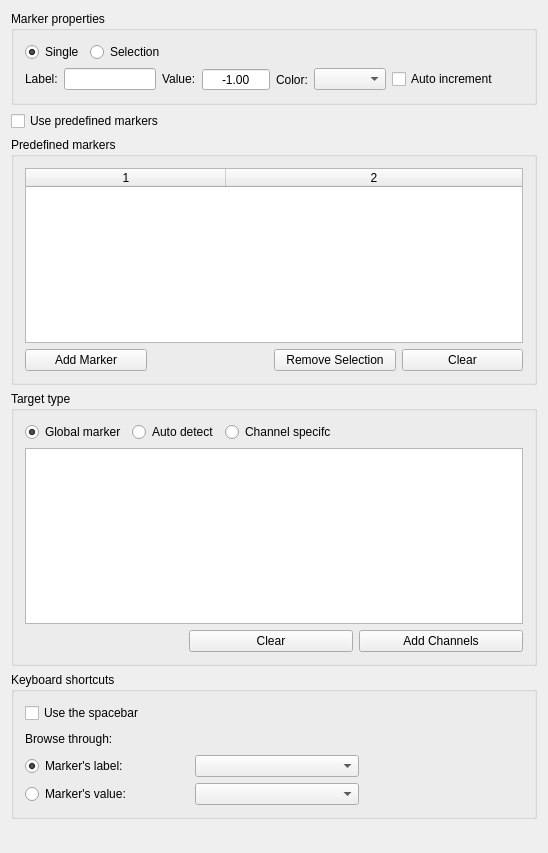
Qt form src/Widgets/AwMarkerInspector.ui (HIP-infrastructure/anywave-code) before a commit.
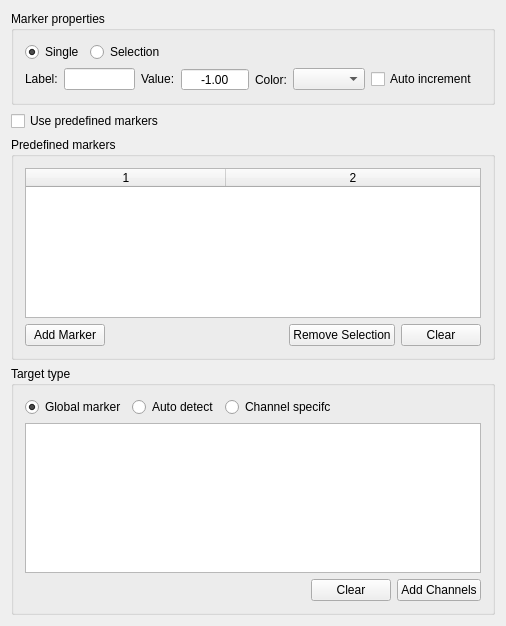
The same form after that commit. Icons and pictures are not drawn.

Commit message: Removed stats on marker : too much time consuming when dealing with several thousands of markers. Improved performance when loading several thousands of markers.

The edit to the form file:
```diff
--- a/src/Widgets/AwMarkerInspector.ui
+++ b/src/Widgets/AwMarkerInspector.ui
@@ -6,8 +6,8 @@
    <rect>
     <x>0</x>
     <y>0</y>
-    <width>548</width>
-    <height>853</height>
+    <width>506</width>
+    <height>597</height>
    </rect>
   </property>
   <property name="sizePolicy">
@@ -297,7 +297,7 @@
         <item>
          <widget class="QPushButton" name="buttonAddMarker">
           <property name="sizePolicy">
-           <sizepolicy hsizetype="Expanding" vsizetype="Fixed">
+           <sizepolicy hsizetype="Preferred" vsizetype="Fixed">
             <horstretch>0</horstretch>
             <verstretch>0</verstretch>
            </sizepolicy>
@@ -323,7 +323,7 @@
         <item>
          <widget class="QPushButton" name="buttonRemoveSelection">
           <property name="sizePolicy">
-           <sizepolicy hsizetype="Expanding" vsizetype="Fixed">
+           <sizepolicy hsizetype="Preferred" vsizetype="Fixed">
             <horstretch>0</horstretch>
             <verstretch>0</verstretch>
            </sizepolicy>
@@ -336,7 +336,7 @@
         <item>
          <widget class="QPushButton" name="buttonClearList">
           <property name="sizePolicy">
-           <sizepolicy hsizetype="Expanding" vsizetype="Fixed">
+           <sizepolicy hsizetype="Preferred" vsizetype="Fixed">
             <horstretch>0</horstretch>
             <verstretch>0</verstretch>
            </sizepolicy>
@@ -465,7 +465,7 @@
         <item>
          <widget class="QPushButton" name="buttonClearTargets">
           <property name="sizePolicy">
-           <sizepolicy hsizetype="Expanding" vsizetype="Fixed">
+           <sizepolicy hsizetype="Preferred" vsizetype="Fixed">
             <horstretch>0</horstretch>
             <verstretch>0</verstretch>
            </sizepolicy>
@@ -481,7 +481,7 @@
         <item>
          <widget class="QPushButton" name="buttonAddChannels">
           <property name="sizePolicy">
-           <sizepolicy hsizetype="Expanding" vsizetype="Fixed">
+           <sizepolicy hsizetype="Preferred" vsizetype="Fixed">
             <horstretch>0</horstretch>
             <verstretch>0</verstretch>
            </sizepolicy>
@@ -499,171 +499,6 @@
      </layout>
     </widget>
    </item>
-   <item>
-    <widget class="QGroupBox" name="groupBoxShortcuts">
-     <property name="sizePolicy">
-      <sizepolicy hsizetype="Preferred" vsizetype="Preferred">
-       <horstretch>0</horstretch>
-       <verstretch>0</verstretch>
-      </sizepolicy>
-     </property>
-     <property name="title">
-      <string>Keyboard shortcuts</string>
-     </property>
-     <layout class="QVBoxLayout" name="verticalLayout_4">
-      <item>
-       <layout class="QHBoxLayout" name="horizontalLayout_9">
-        <item>
-         <widget class="QCheckBox" name="checkBindingActive">
-          <property name="sizePolicy">
-           <sizepolicy hsizetype="Expanding" vsizetype="Preferred">
-            <horstretch>0</horstretch>
-            <verstretch>0</verstretch>
-           </sizepolicy>
-          </property>
-          <property name="text">
-           <string>Use the spacebar</string>
-          </property>
-         </widget>
-        </item>
-        <item>
-         <spacer name="horizontalSpacer_2">
-          <property name="orientation">
-           <enum>Qt::Horizontal</enum>
-          </property>
-          <property name="sizeHint" stdset="0">
-           <size>
-            <width>40</width>
-            <height>20</height>
-           </size>
-          </property>
-         </spacer>
-        </item>
-       </layout>
-      </item>
-      <item>
-       <layout class="QHBoxLayout" name="horizontalLayout_10">
-        <item>
-         <widget class="QLabel" name="labelBrowse">
-          <property name="text">
-           <string>Browse through:</string>
-          </property>
-         </widget>
-        </item>
-        <item>
-         <spacer name="horizontalSpacer_10">
-          <property name="orientation">
-           <enum>Qt::Horizontal</enum>
-          </property>
-          <property name="sizeHint" stdset="0">
-           <size>
-            <width>40</width>
-            <height>20</height>
-           </size>
-          </property>
-         </spacer>
-        </item>
-       </layout>
-      </item>
-      <item>
-       <layout class="QHBoxLayout" name="horizontalLayout_11">
-        <item>
-         <widget class="QRadioButton" name="radioLabels">
-          <property name="sizePolicy">
-           <sizepolicy hsizetype="Expanding" vsizetype="Preferred">
-            <horstretch>0</horstretch>
-            <verstretch>0</verstretch>
-           </sizepolicy>
-          </property>
-          <property name="text">
-           <string>Marker's label:</string>
-          </property>
-          <property name="checked">
-           <bool>true</bool>
-          </property>
-         </widget>
-        </item>
-        <item>
-         <widget class="QComboBox" name="comboLabels">
-          <property name="sizePolicy">
-           <sizepolicy hsizetype="Expanding" vsizetype="Preferred">
-            <horstretch>0</horstretch>
-            <verstretch>0</verstretch>
-           </sizepolicy>
-          </property>
-         </widget>
-        </item>
-        <item>
-         <spacer name="horizontalSpacer_8">
-          <property name="orientation">
-           <enum>Qt::Horizontal</enum>
-          </property>
-          <property name="sizeHint" stdset="0">
-           <size>
-            <width>40</width>
-            <height>20</height>
-           </size>
-          </property>
-         </spacer>
-        </item>
-       </layout>
-      </item>
-      <item>
-       <layout class="QHBoxLayout" name="horizontalLayout_12">
-        <item>
-         <widget class="QRadioButton" name="radioValues">
-          <property name="sizePolicy">
-           <sizepolicy hsizetype="Expanding" vsizetype="Preferred">
-            <horstretch>0</horstretch>
-            <verstretch>0</verstretch>
-           </sizepolicy>
-          </property>
-          <property name="text">
-           <string>Marker's value:</string>
-          </property>
-         </widget>
-        </item>
-        <item>
-         <widget class="QComboBox" name="comboValues">
-          <property name="sizePolicy">
-           <sizepolicy hsizetype="Expanding" vsizetype="Preferred">
-            <horstretch>0</horstretch>
-            <verstretch>0</verstretch>
-           </sizepolicy>
-          </property>
-         </widget>
-        </item>
-        <item>
-         <spacer name="horizontalSpacer_9">
-          <property name="orientation">
-           <enum>Qt::Horizontal</enum>
-          </property>
-          <property name="sizeHint" stdset="0">
-           <size>
-            <width>40</width>
-            <height>20</height>
-           </size>
-          </property>
-         </spacer>
-        </item>
-       </layout>
-      </item>
-     </layout>
-    </widget>
-   </item>
-   <item>
-    <spacer name="verticalSpacer">
-     <property name="orientation">
-      <enum>Qt::Vertical</enum>
-     </property>
-     <property name="sizeHint" stdset="0">
-      <size>
-       <width>20</width>
-       <height>40</height>
-      </size>
-     </property>
-    </spacer>
-   </item>
   </layout>
  </widget>
  <layoutdefault spacing="6" margin="11"/>
```
Left out of the diff: 160 changed lines with no effect on the pictures. The commit also changes 12 other files.
